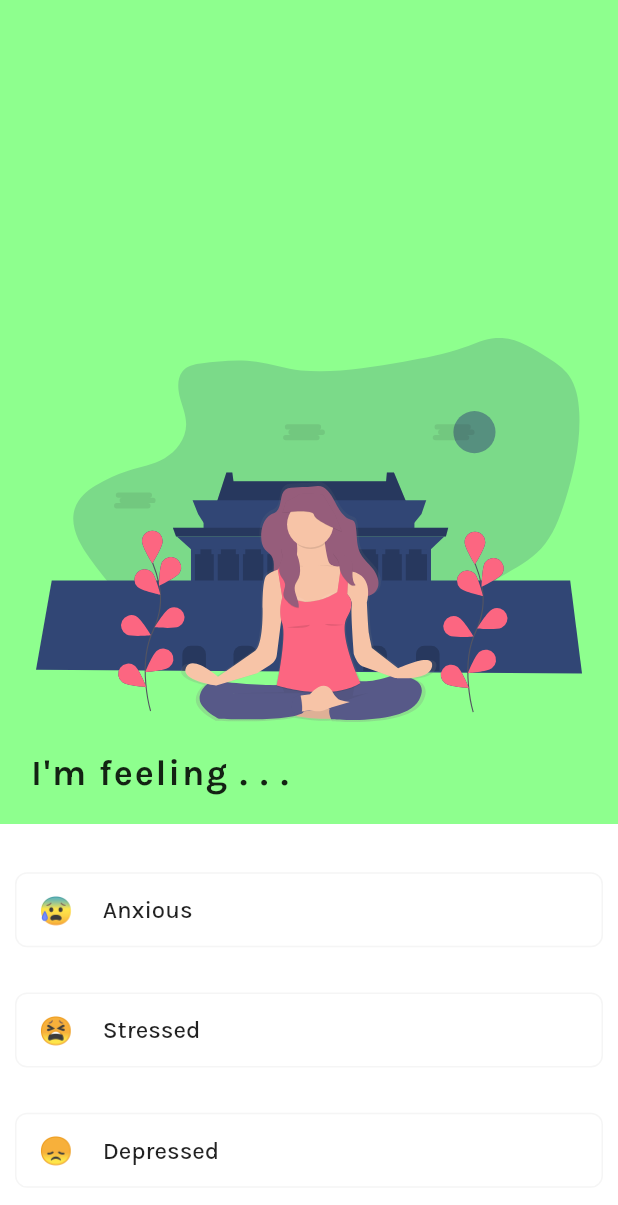
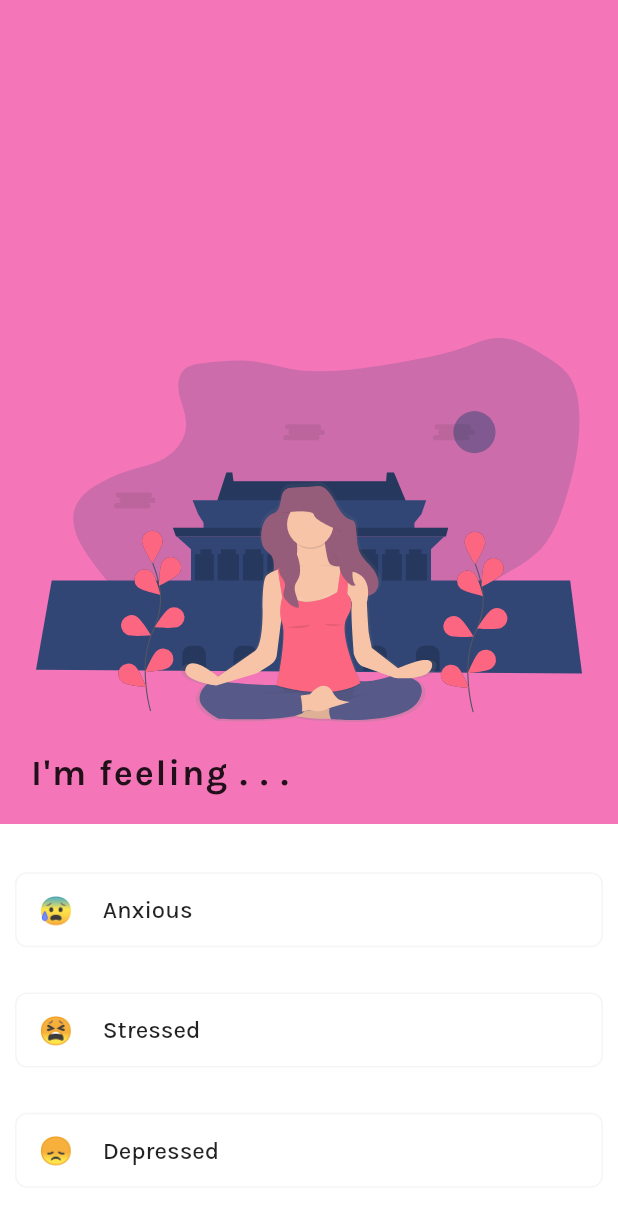
Before and after one commit to abhavgoel/Mentain, a Flutter app: the screen it shows after launch, on a phone screen of 412 x 824 dp. Shown: the top 1205 px of the screen. Run offline on Flutter 3.47's test engine with Material 2 defaults, Android fonts, the phone set to English and light mode, and no system bars; our stand-ins replace flutter_local_notifications, flutter_svg, google_fonts, sqflite; accounts and stored records are empty.

Commit message:
color change

```diff
--- a/lib/constants.dart
+++ b/lib/constants.dart
@@ -2,7 +2,7 @@ library constants;
 
 import 'package:flutter/material.dart';
 
-const PRIMARY_COLOR = Color.fromARGB(255, 142, 255, 142);
+const PRIMARY_COLOR = Color.fromARGB(255, 244, 118, 185);
 const ACCENT_COLOR = MaterialColor(0xff314675, <int, Color>{});
 
-const DATABASE_NAME = 'helm';
+const DATABASE_NAME = 'mentain';
```
